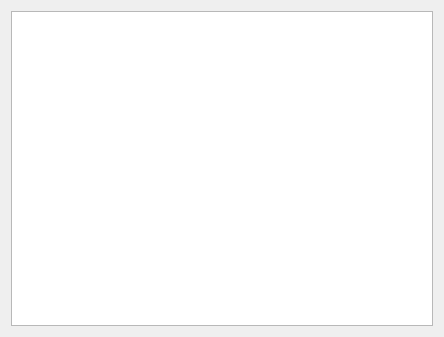
Above: src/finances.ui from ADCompany/AD-Farm before the change. Below: the same form after it.
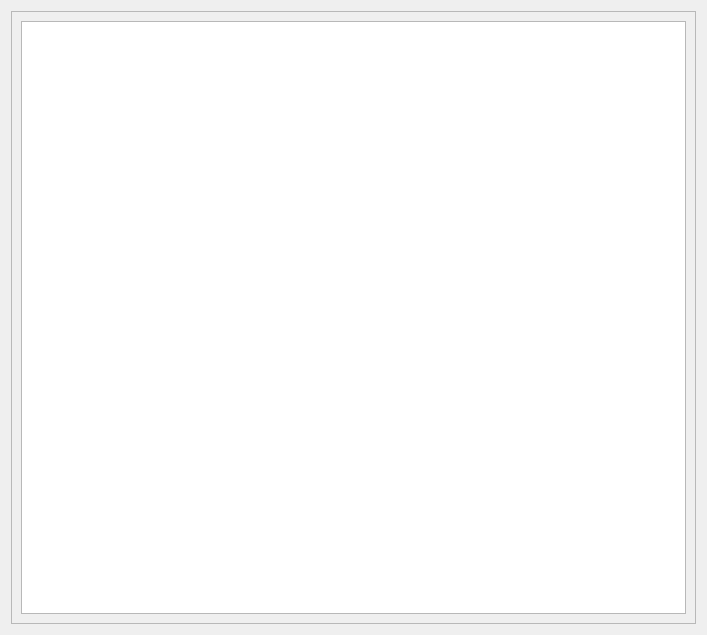
That is the form after the change.

Diff of the .ui file:
```diff
--- a/src/finances.ui
+++ b/src/finances.ui
@@ -6,16 +6,35 @@
    <rect>
     <x>0</x>
     <y>0</y>
-    <width>444</width>
-    <height>337</height>
+    <width>707</width>
+    <height>635</height>
    </rect>
   </property>
   <property name="windowTitle">
    <string>Form</string>
   </property>
-  <layout class="QGridLayout" name="gridLayout">
+  <layout class="QGridLayout" name="gridLayout_2">
    <item row="0" column="0">
-    <widget class="QTableView" name="tableView"/>
+    <widget class="QScrollArea" name="scrollArea">
+     <property name="widgetResizable">
+      <bool>true</bool>
+     </property>
+     <widget class="QWidget" name="scrollAreaWidgetContents">
+      <property name="geometry">
+       <rect>
+        <x>0</x>
+        <y>0</y>
+        <width>687</width>
+        <height>615</height>
+       </rect>
+      </property>
+      <layout class="QGridLayout" name="gridLayout">
+       <item row="0" column="0">
+        <widget class="QTableView" name="tableView"/>
+       </item>
+      </layout>
+     </widget>
+    </widget>
    </item>
   </layout>
  </widget>
```
